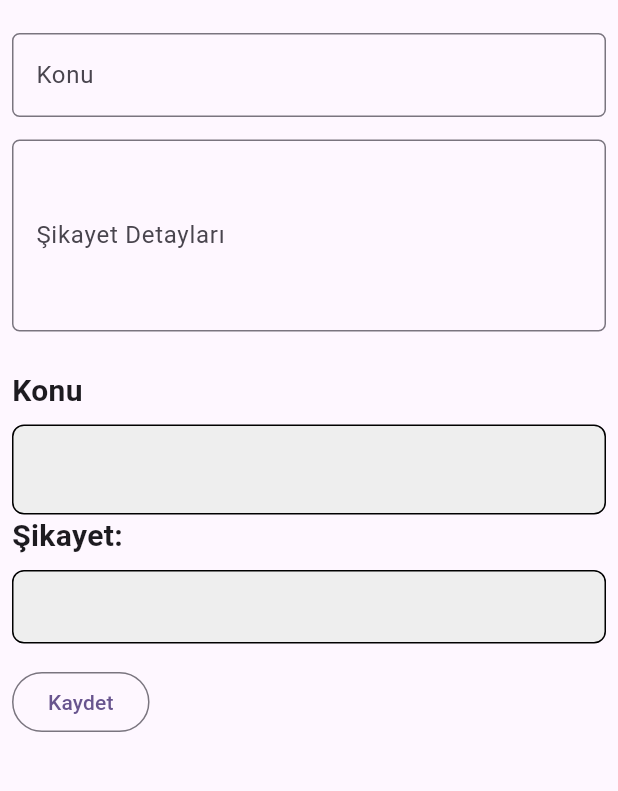
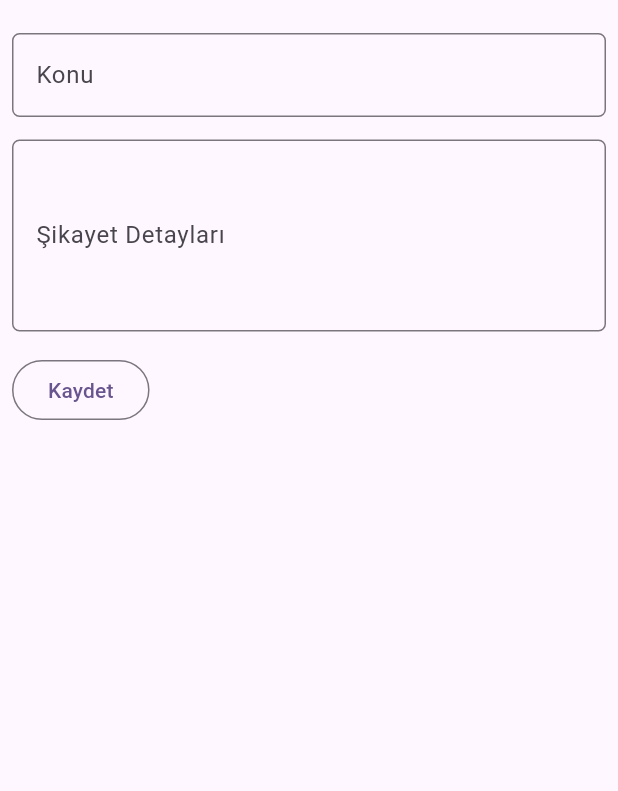
Before and after one commit to Kerem-Yavuz/mobiluygulamagelistirme, a Flutter app: the Complaint screen opened by its route, on a phone screen of 412 x 824 dp, the part 63-854 px from its top. Run offline on Flutter 3.47's test engine with Material 3 defaults, Android fonts, the phone set to English and light mode, and no system bars; our stand-ins replace shared_preferences; accounts and stored records are empty.

Commit message:
complaint.dart

```diff
--- a/lib/complaint.dart
+++ b/lib/complaint.dart
@@ -1,6 +1,8 @@
 import 'package:flutter/material.dart';
 import 'package:mobiluygulamagelistirme/appbar.dart';
 import 'package:mobiluygulamagelistirme/drawer.dart';
+import 'package:mobiluygulamagelistirme/complaint_data.dart';
+import 'package:mobiluygulamagelistirme/complaint_list_page.dart';
 
 class Complaint extends StatefulWidget {
   @override
@@ -43,54 +45,37 @@ class _ComplaintState extends State<Complaint> {
               controller: _complaintVController,
               maxLines: 4,
             ),
-            SizedBox(height: 25),
-            Text(
-              "Konu",
-              style: TextStyle(fontSize: 20, fontWeight: FontWeight.bold),
-            ),
-            SizedBox(height: 8), // Spacing between title and box
-            Container(
-              padding: EdgeInsets.all(12),
-              width: double.infinity, // Makes it take full width
-              decoration: BoxDecoration(
-                color: Colors.grey[200], // Background color
-                borderRadius: BorderRadius.circular(8), // Rounded corners
-                border: Border.all(color: Colors.black), // Border color
-              ),
-              child: Text(
-                "$konu", // Your content
-                style: TextStyle(fontSize: 24),
-
-              ),
-
-
-            ),
-            Text(
-              "Şikayet:",
-              style: TextStyle(fontSize: 20, fontWeight: FontWeight.bold),
-            ),
-            SizedBox(height: 8), // Spacing between title and box
-            Container(
-              padding: EdgeInsets.all(12),
-              width: double.infinity, // Makes it take full width
-              decoration: BoxDecoration(
-                color: Colors.grey[200], // Background color
-                borderRadius: BorderRadius.circular(8), // Rounded corners
-                border: Border.all(color: Colors.black), // Border color
-              ),
-              child: Text(
-                "$complaintV", // Your content
-                style: TextStyle(fontSize: 16),
-
-              ),
-
-
-            ),
-
-
             SizedBox(height: 15),
             OutlinedButton(
-              onPressed: _showKonu,
+              onPressed: () {
+                // Save complaint
+                ComplaintData.allComplaints.add({
+                  'konu': _konuController.text,
+                  'complaint': _complaintVController.text,
+                });
+
+                // Navigate to list of complaints
+                OutlinedButton(
+                  onPressed: () {
+                    ComplaintData.allComplaints.add({
+                      'konu': _konuController.text,
+                      'complaint': _complaintVController.text,
+                    });
+
+                    setState(() {
+                      konu = _konuController.text;
+                      complaintV = _complaintVController.text;
+                      _konuController.clear();
+                      _complaintVController.clear();
+                    });
+
+                    ScaffoldMessenger.of(context).showSnackBar(
+                      SnackBar(content: Text("Şikayet kaydedildi")),
+                    );
+                  },
+                  child: Text("Kaydet"),
+                );
+              },
               child: Text("Kaydet"),
             ),
           ],
@@ -98,11 +83,4 @@ class _ComplaintState extends State<Complaint> {
       ),
     );
   }
-
-  void _showKonu() {
-    setState(() {
-      konu = _konuController.text;
-      complaintV = _complaintVController.text;
-    });
-  }
 }
```
